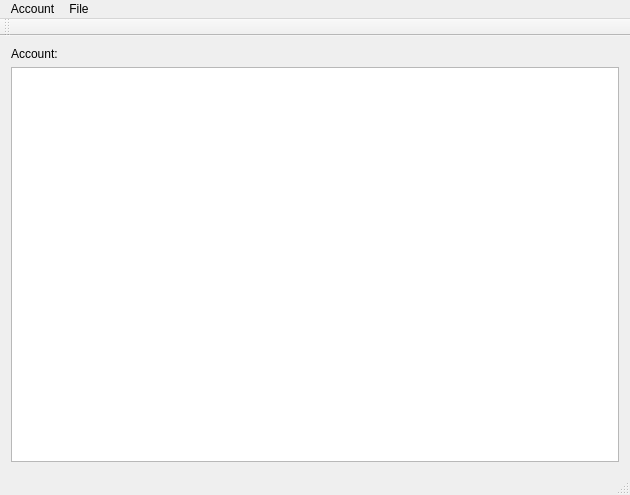
Loukei/portfolio, file GDriveApp/src/mainwindow.ui: the form before one commit.
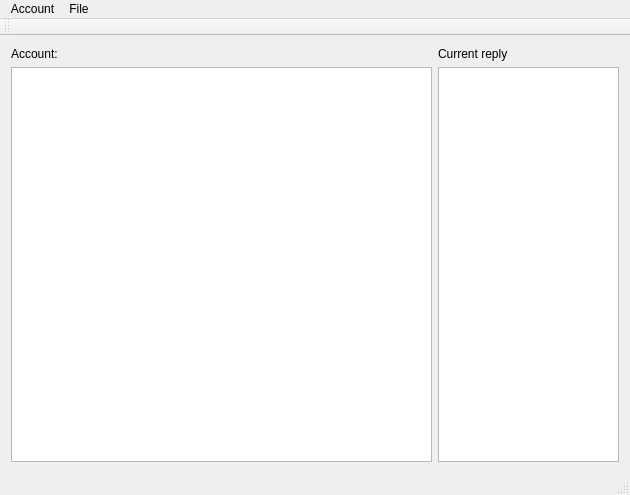
The form after the commit. Icons and pictures are not drawn.

```diff
--- a/GDriveApp/src/mainwindow.ui
+++ b/GDriveApp/src/mainwindow.ui
@@ -18,6 +18,8 @@
     <normaloff>:/Icon/Icon/Icon_main.png</normaloff>:/Icon/Icon/Icon_main.png</iconset>
   </property>
   <widget class="QWidget" name="centralWidget">
+   <layout class="QHBoxLayout" name="horizontalLayout" stretch="7,3">
+    <item>
    <layout class="QVBoxLayout" name="verticalLayout">
     <item>
      <widget class="QLabel" name="label">
@@ -34,6 +36,22 @@
      </widget>
     </item>
    </layout>
+    </item>
+    <item>
+     <layout class="QVBoxLayout" name="verticalLayout_2">
+      <item>
+       <widget class="QLabel" name="label_CurrentReply">
+        <property name="text">
+         <string>Current reply</string>
+        </property>
+       </widget>
+      </item>
+      <item>
+       <widget class="QTreeView" name="treeView_Reply"/>
+      </item>
+     </layout>
+    </item>
+   </layout>
   </widget>
   <widget class="QMenuBar" name="menuBar">
    <property name="geometry">
```
Left out of the diff: 11 changed lines with no effect on the pictures. Lines whose indentation alone changed are shown as unchanged.
